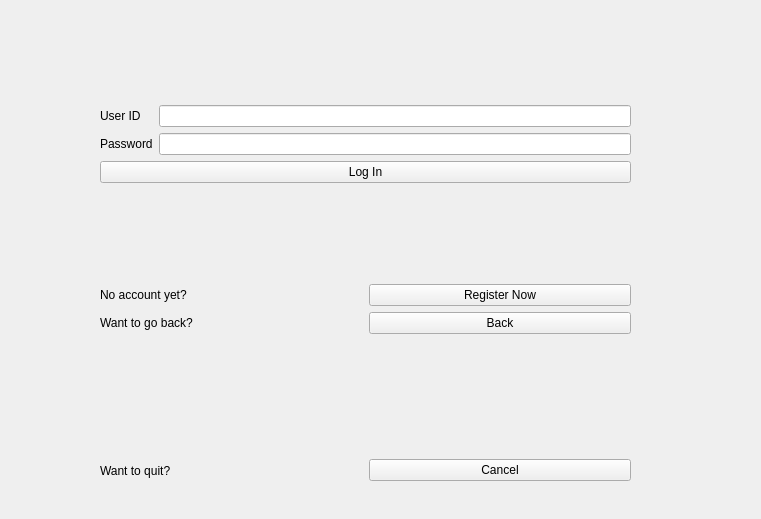
Above: login.ui from Aloereed/Flightman_Client_DATA130039 before the change. Below: the same form after it.
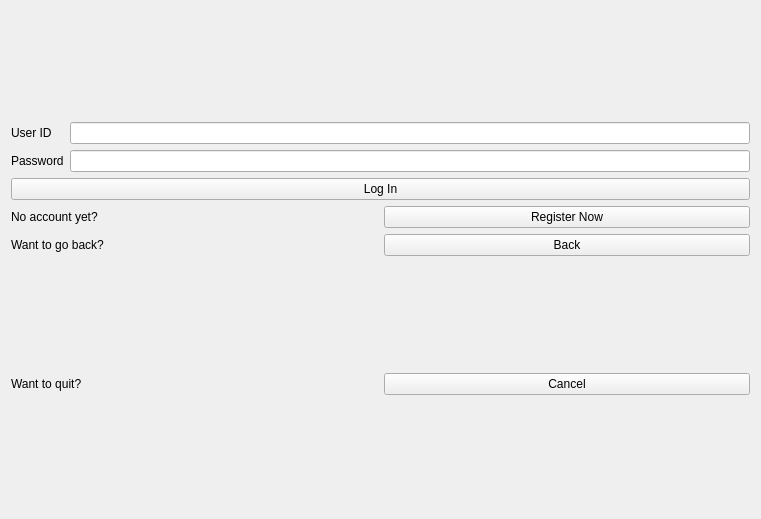
That is the form after the change.

What changed in the file:
```diff
--- a/login.ui
+++ b/login.ui
@@ -13,41 +13,8 @@
   <property name="windowTitle">
    <string>Form</string>
   </property>
-  <widget class="QWidget" name="layoutWidget">
-   <property name="geometry">
-    <rect>
-     <x>100</x>
-     <y>440</y>
-     <width>531</width>
-     <height>61</height>
-    </rect>
-   </property>
-   <layout class="QHBoxLayout" name="horizontalLayout_5">
+  <layout class="QVBoxLayout" name="verticalLayout_5">
     <item>
-     <widget class="QLabel" name="label_7">
-      <property name="text">
-       <string>Want to quit?</string>
-      </property>
-     </widget>
-    </item>
-    <item>
-     <widget class="QPushButton" name="pushButton_5">
-      <property name="text">
-       <string>Cancel</string>
-      </property>
-     </widget>
-    </item>
-   </layout>
-  </widget>
-  <widget class="QWidget" name="layoutWidget">
-   <property name="geometry">
-    <rect>
-     <x>100</x>
-     <y>10</y>
-     <width>531</width>
-     <height>421</height>
-    </rect>
-   </property>
    <layout class="QVBoxLayout" name="verticalLayout_10">
     <item>
      <layout class="QVBoxLayout" name="verticalLayout_4">
@@ -137,7 +104,26 @@
      </layout>
     </item>
    </layout>
-  </widget>
+   </item>
+   <item>
+    <layout class="QHBoxLayout" name="horizontalLayout_5">
+     <item>
+      <widget class="QLabel" name="label_7">
+       <property name="text">
+        <string>Want to quit?</string>
+       </property>
+      </widget>
+     </item>
+     <item>
+      <widget class="QPushButton" name="pushButton_5">
+       <property name="text">
+        <string>Cancel</string>
+       </property>
+      </widget>
+     </item>
+    </layout>
+   </item>
+  </layout>
  </widget>
  <resources/>
  <connections/>
```
Lines whose indentation alone changed are shown as unchanged.
